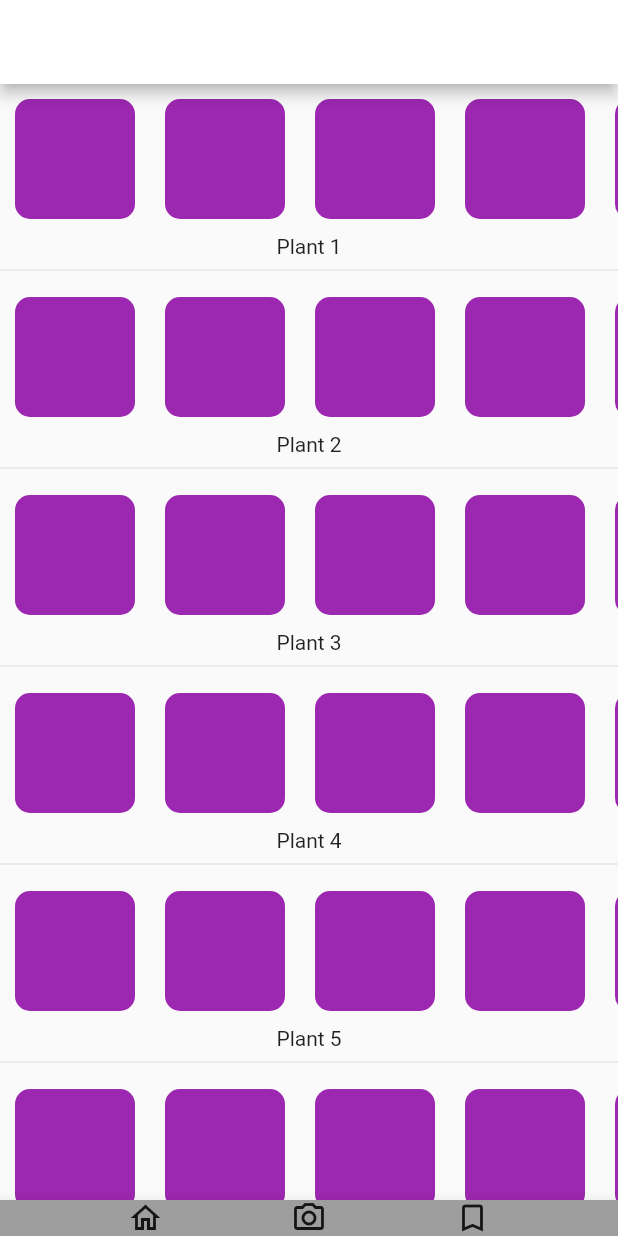
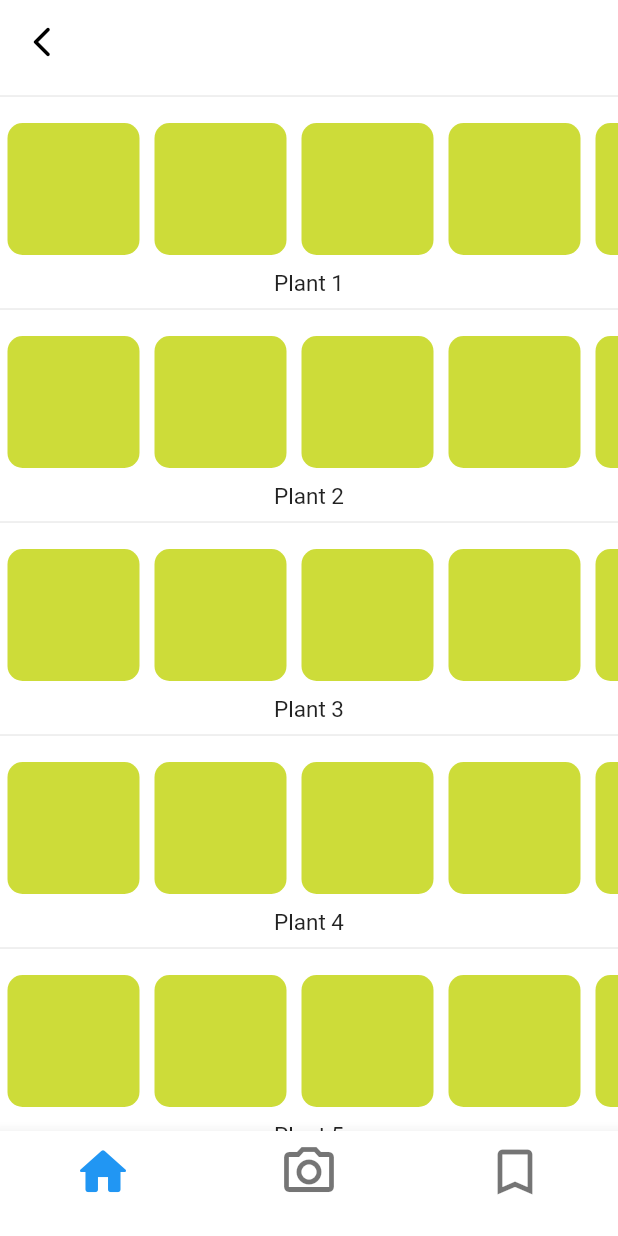
Before and after one commit to UBC-CIC/InvasivePlants, a Flutter app: the CategoryInfoPage screen opened by its route, on a phone screen of 412 x 824 dp. Run offline on Flutter 3.47's test engine with Material 2 defaults, Android fonts, the phone set to English and light mode, and no system bars; our stand-ins replace toggle_switch.

Commit message:
finish category info page

```diff
--- a/flutter_app/lib/category_info_page.dart
+++ b/flutter_app/lib/category_info_page.dart
@@ -1,36 +1,62 @@
 import 'package:flutter/material.dart';
+import 'my_plants_page.dart';
+import 'camera_page.dart';
+import 'plant_info_from_category_page.dart';
 
-class CategoryInfoPage extends StatelessWidget {
+class CategoryInfoPage extends StatefulWidget {
   final String categoryTitle;
 
   const CategoryInfoPage({super.key, required this.categoryTitle});
 
   @override
+  State<CategoryInfoPage> createState() => _CategoryInfoPageState();
+}
+
+class _CategoryInfoPageState extends State<CategoryInfoPage> {
+  @override
   Widget build(BuildContext context) {
     return Scaffold(
+      backgroundColor: Colors.white,
       appBar: AppBar(
         backgroundColor: Colors.white,
-        title: Text(categoryTitle),
+        elevation: 0,
+        iconTheme: const IconThemeData(color: Colors.black),
+        title: Text(
+          widget.categoryTitle,
+          style: const TextStyle(color: Colors.black),
+        ),
       ),
       body: ListView.builder(
-        itemCount: 6, // Number of vertically-scrollable rows
+        itemCount: 6,
         itemBuilder: (context, index) {
           return Column(
             children: <Widget>[
-              Row(
+              const Divider(),
+              GestureDetector(
+                onTap: () {
+                  final plantIndex = 'Plant ${index + 1}';
+                  Navigator.push(
+                    context,
+                    MaterialPageRoute(
+                      builder: (context) =>
+                          PlantInfoFromCategoryPage(plantName: plantIndex),
+                    ),
+                  );
+                },
+                child: Row(
                   children: <Widget>[
                     Expanded(
                       child: SingleChildScrollView(
                         scrollDirection: Axis.horizontal,
                         child: Row(
                           children: List.generate(
-                          5, // Number of horizontally-scrollable squares
+                            8,
                             (i) => Container(
-                            margin: const EdgeInsets.all(10),
-                            width: 80,
-                            height: 80,
+                              margin: const EdgeInsets.fromLTRB(5, 10, 5, 10),
+                              width: 88,
+                              height: 88,
                               decoration: BoxDecoration(
-                              color: Colors.purple,
+                                color: Colors.lime,
                                 borderRadius: BorderRadius.circular(10),
                               ),
                             ),
@@ -40,25 +66,50 @@ class CategoryInfoPage extends StatelessWidget {
                     ),
                   ],
                 ),
+              ),
               Text(
-                'Plant ${index + 1}', // Replace with dynamic plant names
-                textAlign: TextAlign.left,
+                'Plant ${index + 1}',
+                style: const TextStyle(
+                  fontSize: 15,
                 ),
-              const Divider(),
+              ),
             ],
           );
         },
       ),
-      bottomNavigationBar: const BottomAppBar(
-        color: Colors.grey,
-        child: Row(
-          mainAxisAlignment: MainAxisAlignment.spaceEvenly,
-          children: [
-            Icon(Icons.home_outlined),
-            Icon(Icons.camera_alt_outlined),
-            Icon(Icons.bookmark_border),
+      bottomNavigationBar: BottomNavigationBar(
+        backgroundColor: Colors.white,
+        items: const [
+          BottomNavigationBarItem(
+            icon: Icon(Icons.home_rounded, size: 40),
+            label: '',
+          ),
+          BottomNavigationBarItem(
+            icon: Icon(Icons.camera_alt_outlined, size: 40),
+            label: '',
+          ),
+          BottomNavigationBarItem(
+            icon: Icon(Icons.bookmark_border, size: 40),
+            label: '',
+          ),
         ],
+        onTap: (int index) {
+          if (index == 1) {
+            Navigator.push(
+              context,
+              MaterialPageRoute(
+                builder: (context) => const CameraPage(),
               ),
+            );
+          } else if (index == 2) {
+            Navigator.push(
+              context,
+              MaterialPageRoute(
+                builder: (context) => const MyPlantsPage(),
+              ),
+            );
+          }
+        },
       ),
     );
   }
```
Also changed, not shown: flutter_app/lib/home_page.dart (+11 -2 lines), 3 other files. Lines whose indentation alone changed are shown as unchanged.
